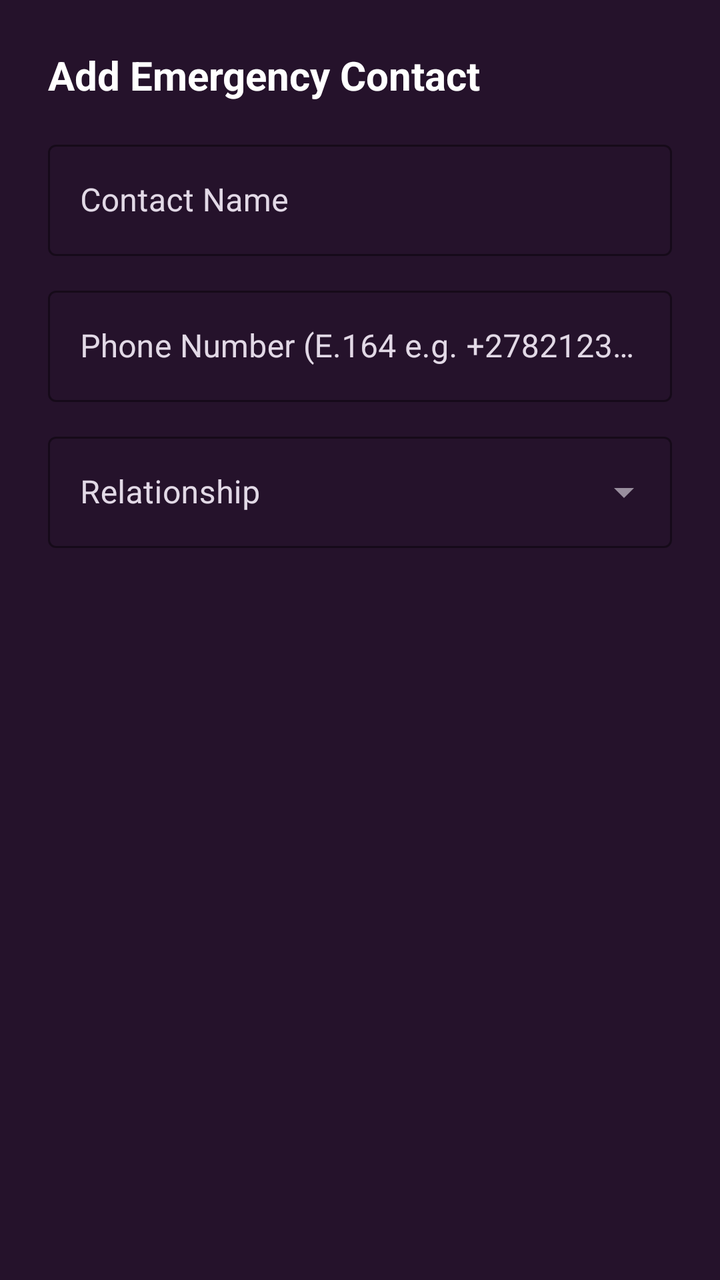
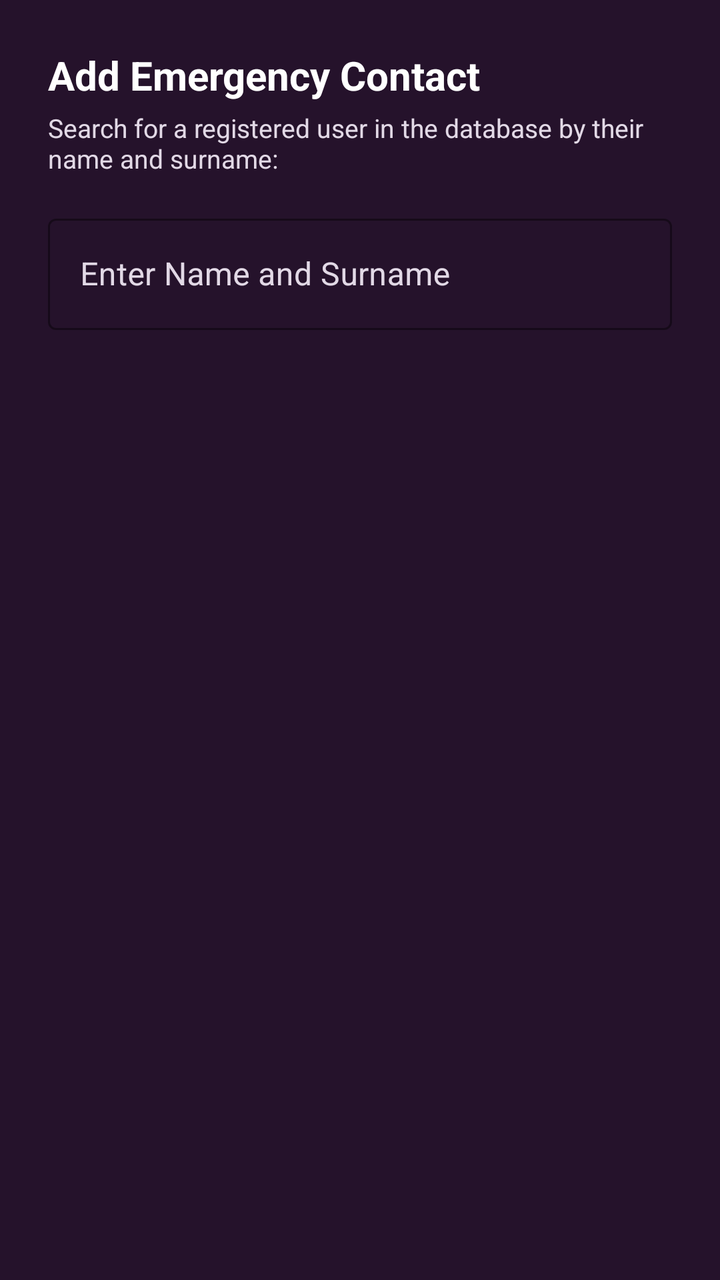

Screens rendered from an Android XML layout before and after an edit, with the pre-edit source and the edit as a unified diff.
<!-- AndroidManifest.xml: application theme Theme.EchoSafe -->
<!-- res/layout/dialog_add_contact.xml -->
<?xml version="1.0" encoding="utf-8"?>
<LinearLayout xmlns:android="http://schemas.android.com/apk/res/android"
    xmlns:app="http://schemas.android.com/apk/res-auto"
    android:layout_width="match_parent"
    android:layout_height="wrap_content"
    android:background="@color/card_bg_dark"
    android:orientation="vertical"
    android:padding="24dp">

    <TextView
        android:layout_width="wrap_content"
        android:layout_height="wrap_content"
        android:text="Add Emergency Contact"
        android:textColor="@color/text_white"
        android:textSize="20sp"
        android:textStyle="bold" />

    <com.google.android.material.textfield.TextInputLayout
        android:id="@+id/tilName"
        style="@style/Widget.MaterialComponents.TextInputLayout.OutlinedBox"
        android:layout_width="match_parent"
        android:layout_height="wrap_content"
        android:layout_marginTop="16dp"
        android:hint="Contact Name"
        android:textColorHint="@color/text_secondary"
        app:boxStrokeColor="@color/secondary_teal">

        <com.google.android.material.textfield.TextInputEditText
            android:id="@+id/etDialogName"
            android:layout_width="match_parent"
            android:layout_height="wrap_content"
            android:inputType="textPersonName"
            android:textColor="@color/text_white" />
    </com.google.android.material.textfield.TextInputLayout>

    <com.google.android.material.textfield.TextInputLayout
        android:id="@+id/tilPhone"
        style="@style/Widget.MaterialComponents.TextInputLayout.OutlinedBox"
        android:layout_width="match_parent"
        android:layout_height="wrap_content"
        android:layout_marginTop="12dp"
        android:hint="Phone Number (E.164 e.g. +27821234567)"
        android:textColorHint="@color/text_secondary"
        app:boxStrokeColor="@color/secondary_teal">

        <com.google.android.material.textfield.TextInputEditText
            android:id="@+id/etDialogPhone"
            android:layout_width="match_parent"
            android:layout_height="wrap_content"
            android:inputType="phone"
            android:textColor="@color/text_white" />
    </com.google.android.material.textfield.TextInputLayout>

    <com.google.android.material.textfield.TextInputLayout
        android:id="@+id/tilRelationship"
        style="@style/Widget.MaterialComponents.TextInputLayout.OutlinedBox.ExposedDropdownMenu"
        android:layout_width="match_parent"
        android:layout_height="wrap_content"
        android:layout_marginTop="12dp"
        android:hint="Relationship"
        android:textColorHint="@color/text_secondary"
        app:boxStrokeColor="@color/secondary_teal">

        <AutoCompleteTextView
            android:id="@+id/actvDialogRelationship"
            android:layout_width="match_parent"
            android:layout_height="wrap_content"
            android:inputType="none"
            android:textColor="@color/text_white" />
    </com.google.android.material.textfield.TextInputLayout>

</LinearLayout>
<!-- resources referenced by this layout -->
<resources>
  <color name="card_bg_dark">#25122B</color>
  <color name="secondary_teal">#D946EF</color>
  <color name="text_secondary">#E2D9E6</color>
  <color name="text_white">#FFFFFF</color>
  <style name="Theme.EchoSafe" parent="Theme.Material3.Dark.NoActionBar">
          
          <item name="colorPrimary">@color/secondary_teal</item>
          <item name="colorOnPrimary">@color/primary_dark</item>
          <item name="colorSecondary">@color/secondary_teal</item>
          <item name="colorOnSecondary">@color/primary_dark</item>
          
          <item name="android:statusBarColor">@color/primary_dark</item>
          <item name="android:navigationBarColor">@color/primary_navy</item>
          <item name="android:windowBackground">@color/bg_dark</item>
      </style>
  <color name="primary_dark">#140A18</color>
  <color name="primary_navy">#200D26</color>
  <color name="bg_dark">#150A1C</color>
</resources>

<!-- the commit's change to res/layout/dialog_add_contact.xml (unified diff, before → after) -->
@@ -15,58 +15,30 @@
         android:textSize="20sp"
         android:textStyle="bold" />
 
+    <TextView
+        android:layout_width="wrap_content"
+        android:layout_height="wrap_content"
+        android:layout_marginTop="4dp"
+        android:text="Search for a registered user in the database by their name and surname:"
+        android:textColor="@color/text_secondary"
+        android:textSize="13sp" />
+
     <com.google.android.material.textfield.TextInputLayout
-        android:id="@+id/tilName"
+        android:id="@+id/tilSearchName"
         style="@style/Widget.MaterialComponents.TextInputLayout.OutlinedBox"
         android:layout_width="match_parent"
         android:layout_height="wrap_content"
         android:layout_marginTop="16dp"
-        android:hint="Contact Name"
+        android:hint="Enter Name and Surname"
         android:textColorHint="@color/text_secondary"
         app:boxStrokeColor="@color/secondary_teal">
 
         <com.google.android.material.textfield.TextInputEditText
-            android:id="@+id/etDialogName"
+            android:id="@+id/etSearchName"
             android:layout_width="match_parent"
             android:layout_height="wrap_content"
             android:inputType="textPersonName"
             android:textColor="@color/text_white" />
     </com.google.android.material.textfield.TextInputLayout>
 
-    <com.google.android.material.textfield.TextInputLayout
-        android:id="@+id/tilPhone"
-        style="@style/Widget.MaterialComponents.TextInputLayout.OutlinedBox"
-        android:layout_width="match_parent"
-        android:layout_height="wrap_content"
-        android:layout_marginTop="12dp"
-        android:hint="Phone Number (E.164 e.g. +27821234567)"
-        android:textColorHint="@color/text_secondary"
-        app:boxStrokeColor="@color/secondary_teal">
-
-        <com.google.android.material.textfield.TextInputEditText
-            android:id="@+id/etDialogPhone"
-            android:layout_width="match_parent"
-            android:layout_height="wrap_content"
-            android:inputType="phone"
-            android:textColor="@color/text_white" />
-    </com.google.android.material.textfield.TextInputLayout>
-
-    <com.google.android.material.textfield.TextInputLayout
-        android:id="@+id/tilRelationship"
-        style="@style/Widget.MaterialComponents.TextInputLayout.OutlinedBox.ExposedDropdownMenu"
-        android:layout_width="match_parent"
-        android:layout_height="wrap_content"
-        android:layout_marginTop="12dp"
-        android:hint="Relationship"
-        android:textColorHint="@color/text_secondary"
-        app:boxStrokeColor="@color/secondary_teal">
-
-        <AutoCompleteTextView
-            android:id="@+id/actvDialogRelationship"
-            android:layout_width="match_parent"
-            android:layout_height="wrap_content"
-            android:inputType="none"
-            android:textColor="@color/text_white" />
-    </com.google.android.material.textfield.TextInputLayout>
-
 </LinearLayout>
